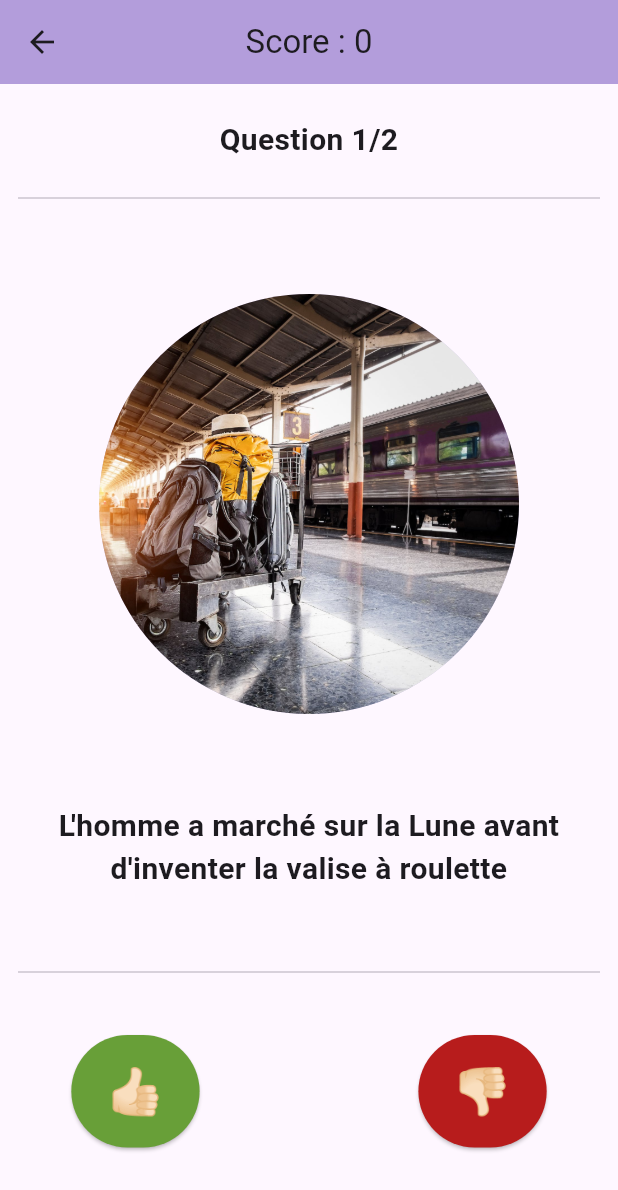
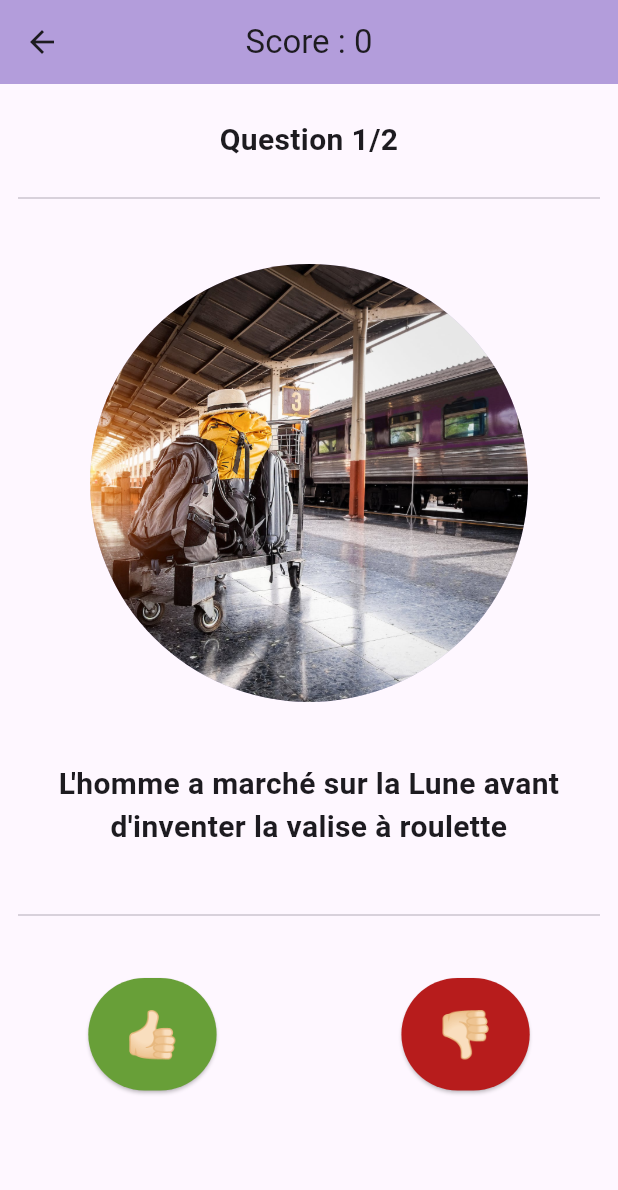
Before and after one commit to anastasiiaal/quiz-flutter-tp, a Flutter app: the screen it shows after launch, after a tap on an icon or button, on a phone screen of 412 x 824 dp. Shown: the top 1190 px of the screen. Run offline on Flutter 3.47's test engine with Material 3 defaults, Android fonts, the phone set to English and light mode, and no system bars.

Commit message:
slightly modify ui

```diff
--- a/lib/ui/first_page.dart
+++ b/lib/ui/first_page.dart
@@ -36,7 +36,7 @@ class FirstPageState extends State<FirstPage> {
                   padding: const EdgeInsets.all(5.0),
                   child: SizedBox(
                     width: containerWidth,
-                    height: 500,
+                    height: 510,
                     child: Column(
                       children: [
                         Row(
@@ -54,7 +54,7 @@ class FirstPageState extends State<FirstPage> {
                             ),
                           ]
                         ),
-                        const SizedBox(height: 10),
+                        const SizedBox(height: 16),
                         Column(
                           children: [
                             ElevatedButton(
--- a/lib/ui/quiz_page.dart
+++ b/lib/ui/quiz_page.dart
@@ -48,19 +48,19 @@ class QuizPageState extends State<QuizPage> {
                 Row(children: [
                   Container(
                     width: width - 24,
-                    margin: const EdgeInsets.fromLTRB(0, 40, 0, 50),
+                    margin: const EdgeInsets.fromLTRB(0, 20, 0, 30),
                     child: Stack(
                       alignment: Alignment.center,
                       children: [
                         CircleAvatar(
                           backgroundColor: Colors.deepPurple[200],
-                          radius: 138,
+                          radius: 144,
                         ),
                         CircleAvatar(
                             backgroundColor: Colors.deepPurple[100],
                             foregroundImage:
                             AssetImage('${currentQuestion.getImage()}'),
-                            radius: 140)
+                            radius: 146)
                       ],
                     ),
                   ),
@@ -71,7 +71,7 @@ class QuizPageState extends State<QuizPage> {
                       padding: const EdgeInsets.all(10.0),
                       child: Container(
                         width: width - 44,
-                        margin: const EdgeInsets.only(bottom: 20),
+                        margin: const EdgeInsets.only(bottom: 10),
                         child: Text(
                           '${currentQuestion.question}',
                           textAlign: TextAlign.center,
@@ -84,7 +84,7 @@ class QuizPageState extends State<QuizPage> {
                 const SeparatorLine(),
                 const SizedBox(height: 18),
                 SizedBox(
-                    width: width / 1.3,
+                    width: width / 1.4,
                     child: Row(
                         mainAxisAlignment: MainAxisAlignment.spaceBetween,
                         children: [
@@ -170,7 +170,8 @@ class QuizPageState extends State<QuizPage> {
           const SizedBox(height: 18),
           Text(
               '${currentQuestion.explanation}',
-              textAlign: TextAlign.center
+              textAlign: TextAlign.center,
+            style: const TextStyle(fontSize: 16),
           ),
           const SeparatorLine(),
         ],
```
